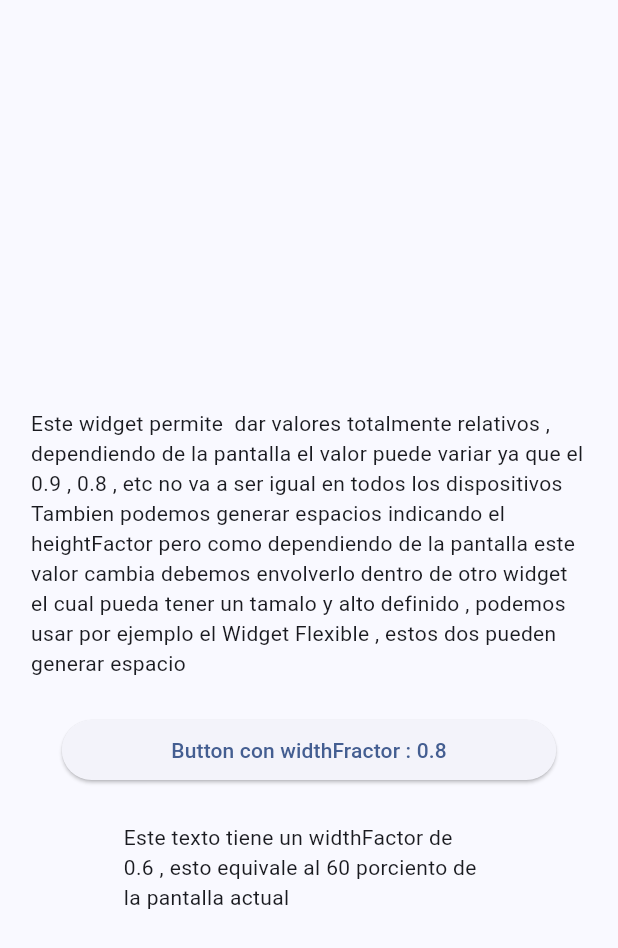
After one commit to Davidgraja/Widgets__app, a Flutter app: the FractionallySizeBoxScreen screen opened by its route, on a phone screen of 412 x 824 dp. The commit adds this screen. Shown: the top 948 px of the screen. Run offline on Flutter 3.47's test engine with Material 3 defaults, Android fonts, the phone set to English and light mode, and no system bars; our stand-ins replace animate_do, flutter_riverpod, go_router.

Commit message:
FractionallySizeBox Widget añadido

```diff
--- a/lib/config/router/router_app.dart
+++ b/lib/config/router/router_app.dart
@@ -520,5 +520,11 @@ final appRouter = GoRouter(
       builder: (context, state) => const ConstrainedBoxScreen(),
     ),
 
+    GoRoute(
+      path: '/fractionally-size-box',
+      name: FractionallySizeBoxScreen.name,
+      builder: (context, state) => const FractionallySizeBoxScreen(),
+    ),
+
   ],
 );
--- a/lib/domain/entities/menu/menu_items.dart
+++ b/lib/domain/entities/menu/menu_items.dart
@@ -390,10 +390,17 @@ const appMenuItems = <MenuItem> [
   ),
 
 
-   MenuItem(
+  MenuItem(
       title: 'ConstrainedBox',
       subTitle: 'Widget que impone restricciones adicionales a su hijo',
       link: '/constrained-box',
+      icon: Icons.check_box_outline_blank_outlined
+  ),
+
+   MenuItem(
+      title: 'FractionallySizeBox',
+      subTitle: 'Widget que dimensiona a su hijo a una fracción del espacio total',
+      link: '/fractionally-size-box',
       icon: Icons.check_box_outline_blank_outlined
   )
 
--- /dev/null
+++ b/lib/presentation/screen/fractionally_size_box/fractionally_size_box_screen.dart
@@ -0,0 +1,68 @@
+import 'package:flutter/material.dart';
+
+class FractionallySizeBoxScreen extends StatelessWidget {
+  static const name = 'fractionally_size_box_screen';
+  const FractionallySizeBoxScreen({super.key});
+
+  @override
+  Widget build(BuildContext context) {
+    return Scaffold(
+      appBar: AppBar(),
+      body: const _FractinallyView(),
+    );
+  }
+}
+
+class _FractinallyView extends StatelessWidget {
+  const _FractinallyView();
+
+  @override
+  Widget build(BuildContext context) {
+    return SizedBox(
+      width: double.infinity,
+      child: Column(
+        mainAxisAlignment: MainAxisAlignment.center,
+        children: [
+
+          const FractionallySizedBox(
+            widthFactor: 0.9,
+            child: Text('Este widget permite  dar valores totalmente relativos , dependiendo de la pantalla el valor puede variar ya que el 0.9 , 0.8 , etc no va a ser igual en todos los dispositivos ')
+          ),
+
+          const FractionallySizedBox(
+            widthFactor: 0.9,
+            child: Text('Tambien podemos generar espacios indicando el heightFactor pero como dependiendo de la pantalla este valor cambia debemos envolverlo dentro de otro widget  el cual pueda tener un tamalo y alto definido , podemos usar por ejemplo el Widget Flexible , estos dos pueden generar espacio')
+          ),
+
+          const Flexible(
+           child: FractionallySizedBox(
+            heightFactor: 0.1,
+           ),
+         ),
+
+         Container(
+          alignment: Alignment.center,
+           child: FractionallySizedBox(
+            widthFactor: 0.8,
+            child: ElevatedButton(onPressed: (){}, child: const Text('Button con widthFractor : 0.8'))
+                 ),
+         ),
+
+
+         const Flexible(
+           child: FractionallySizedBox(
+            heightFactor: 0.1,
+           ),
+         ),
+
+
+          const FractionallySizedBox(
+            widthFactor: 0.6,
+            child: Text('Este texto tiene un widthFactor de 0.6 , esto equivale al 60 porciento de la pantalla actual ')
+          )
+
+        ],
+      ),
+    );
+  }
+}
--- a/lib/presentation/screen/screen.dart
+++ b/lib/presentation/screen/screen.dart
@@ -30,6 +30,7 @@ export 'package:widget_app/presentation/screen/fade_transition/fade_transition_s
 export 'package:widget_app/presentation/screen/fittedBox/fitted_box_screen.dart';
 export 'package:widget_app/presentation/screen/flexible/flexible_screen.dart';
 export 'package:widget_app/presentation/screen/floating_action_button/floating_action_button_screen.dart';
+export 'package:widget_app/presentation/screen/fractionally_size_box/fractionally_size_box_screen.dart';
 export 'package:widget_app/presentation/screen/future_builder/future_builder_screen.dart';
 export 'package:widget_app/presentation/screen/hero/Hero_screen.dart';
 export 'package:widget_app/presentation/screen/hero/screens/hero_normal_screen.dart';
```
